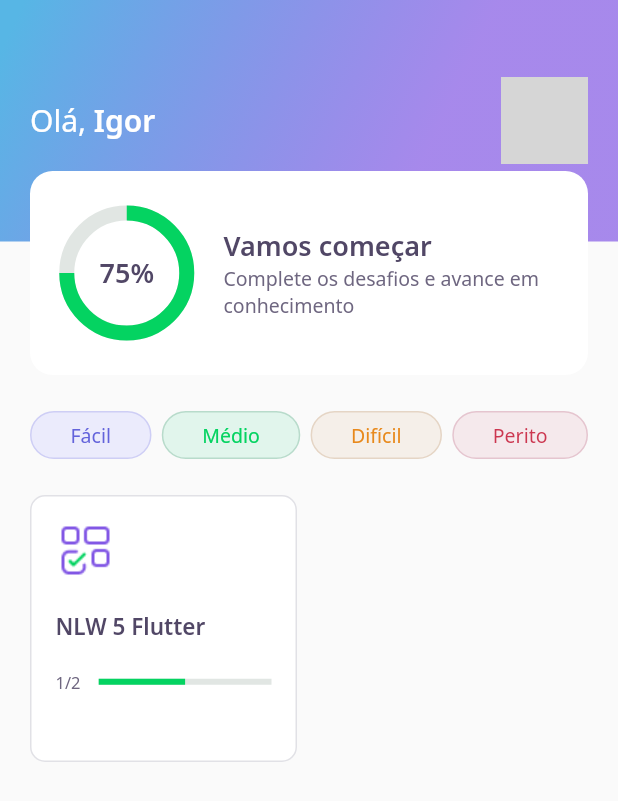
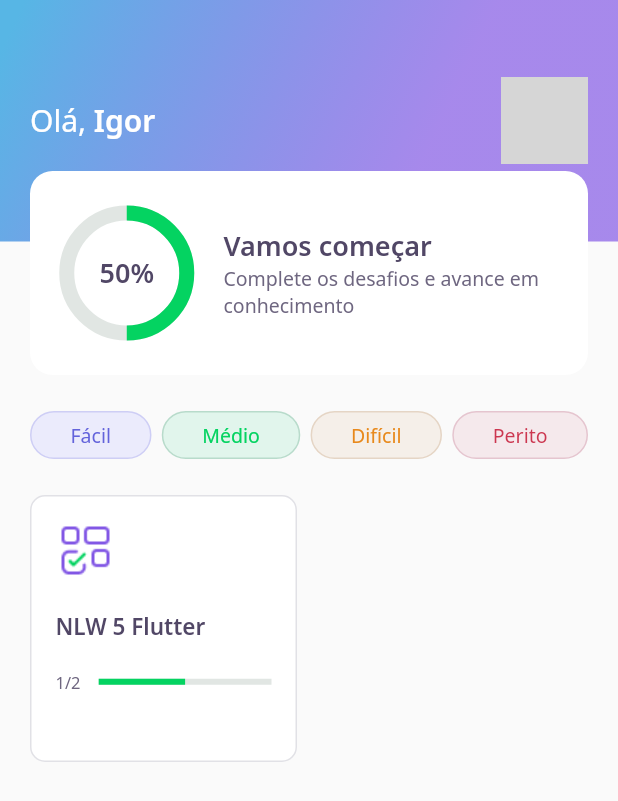
Before and after one commit to IgorDalepiane/NLW05_Flutter, a Flutter app: the screen it shows after launch, on a phone screen of 412 x 824 dp. Shown: the top 801 px of the screen. Run offline on Flutter 3.47's test engine with Material 2 defaults, Android fonts, the phone set to English and light mode, and no system bars; our stand-ins replace google_fonts, share_plus; accounts and stored records are empty; network calls fail; grey boxes are pictures that could not be loaded.

Commit message:
Day 5: Share, animations

```diff
--- a/assets/database/user.json
+++ b/assets/database/user.json
@@ -1,5 +1,5 @@
 {
     "name": "Igor",
-    "score": 100,
+    "score": 50,
     "photoUrl": "https://avatars.githubusercontent.com/u/9628068?v=4"
 }
--- a/lib/challenge/challenge_controller.dart
+++ b/lib/challenge/challenge_controller.dart
@@ -4,4 +4,6 @@ class ChallengeController {
   final currentPageNotifier = ValueNotifier<int>(1);
   int get currentPage => currentPageNotifier.value;
   set currentPage(int value) => currentPageNotifier.value = value;
+
+  int hits = 0;
 }
--- a/lib/challenge/widgets/answer/answer_widget.dart
+++ b/lib/challenge/widgets/answer/answer_widget.dart
@@ -6,7 +6,7 @@ import 'package:DevQuiz/shared/models/answer_model.dart';
 class AnswerWidget extends StatelessWidget {
   final AnswerModel answer;
   final bool isSelected;
-  final VoidCallback onTap;
+  final ValueChanged<bool> onTap;
   final bool disabled;
 
   const AnswerWidget({
@@ -44,7 +44,9 @@ class AnswerWidget extends StatelessWidget {
       child: IgnorePointer(
         ignoring: disabled,
         child: GestureDetector(
-          onTap: onTap,
+          onTap: () {
+            onTap(answer.isCorrect);
+          },
           child: Container(
             padding: EdgeInsets.all(16),
             decoration: BoxDecoration(
--- a/lib/core/app_widget.dart
+++ b/lib/core/app_widget.dart
@@ -8,7 +8,7 @@ class AppWidget extends StatelessWidget {
   Widget build(BuildContext context) {
     return MaterialApp(
       title: "DevQuiz",
-      home: HomePage(),
+      home: SplashPage(),
     );
   }
 }
--- a/lib/home/home_page.dart
+++ b/lib/home/home_page.dart
@@ -78,7 +78,9 @@ class _HomePageState extends State<HomePage> {
                                 context,
                                 MaterialPageRoute(
                                   builder: (context) => ChallengePage(
-                                      questions: e.questions),
+                                    questions: e.questions,
+                                    title: e.title,
+                                  ),
                                 ),
                               );
                             },
--- a/lib/home/widgets/appbar/app_bar_widget.dart
+++ b/lib/home/widgets/appbar/app_bar_widget.dart
@@ -45,7 +45,9 @@ class AppBarWidget extends PreferredSize {
                   ),
                   Align(
                       alignment: Alignment(0.0, 1.0),
-                      child: ScoreCardWidget())
+                      child: ScoreCardWidget(
+                        percent: user.score / 100,
+                      ))
                 ],
               )),
         );
--- a/lib/home/widgets/chart/chart_widget.dart
+++ b/lib/home/widgets/chart/chart_widget.dart
@@ -1,14 +1,45 @@
+import 'package:flutter/material.dart';
+
 import 'package:DevQuiz/core/app_colors.dart';
 import 'package:DevQuiz/core/app_text_styles.dart';
-import 'package:flutter/material.dart';
 
-class ChartWidget extends StatelessWidget {
+class ChartWidget extends StatefulWidget {
+  final double percent;
+  const ChartWidget({
+    Key? key,
+    required this.percent,
+  }) : super(key: key);
+  @override
+  _ChartWidgetState createState() => _ChartWidgetState();
+}
+
+class _ChartWidgetState extends State<ChartWidget>
+    with SingleTickerProviderStateMixin {
+  late AnimationController _controller;
+  late Animation<double> _animation;
+
+  void _initAnimation() {
+    _controller = AnimationController(
+        vsync: this, duration: Duration(seconds: 3));
+    _animation = Tween<double>(begin: 0.0, end: widget.percent)
+        .animate(_controller);
+    _controller.forward();
+  }
+
+  @override
+  void initState() {
+    _initAnimation();
+    super.initState();
+  }
+
   @override
   Widget build(BuildContext context) {
     return Container(
         height: 80,
         width: 80,
-        child: Stack(
+        child: AnimatedBuilder(
+          animation: _animation,
+          builder: (context, _) => Stack(
             children: [
               Center(
                 child: Container(
@@ -16,13 +47,16 @@ class ChartWidget extends StatelessWidget {
                     width: 80,
                     child: CircularProgressIndicator(
                         strokeWidth: 10,
-                      value: .75,
+                        value: _animation.value,
                         backgroundColor: AppColors.chartSecondary,
                         valueColor: AlwaysStoppedAnimation<Color>(
                             AppColors.chartPrimary))),
               ),
-            Center(child: Text("75%", style: AppTextStyles.heading))
+              Center(
+                  child: Text("${(_animation.value * 100).toInt()}%",
+                      style: AppTextStyles.heading))
             ],
+          ),
         ));
   }
 }
--- a/lib/home/widgets/scorecard/score_card_widget.dart
+++ b/lib/home/widgets/scorecard/score_card_widget.dart
@@ -1,8 +1,14 @@
+import 'package:flutter/material.dart';
+
 import 'package:DevQuiz/core/core.dart';
 import 'package:DevQuiz/home/widgets/chart/chart_widget.dart';
-import 'package:flutter/material.dart';
 
 class ScoreCardWidget extends StatelessWidget {
+  final double percent;
+  const ScoreCardWidget({
+    Key? key,
+    required this.percent,
+  }) : super(key: key);
   @override
   Widget build(BuildContext context) {
     return Padding(
@@ -19,7 +25,9 @@ class ScoreCardWidget extends StatelessWidget {
             children: [
               Expanded(
                 flex: 1,
-                child: ChartWidget(),
+                child: ChartWidget(
+                  percent: percent,
+                ),
               ),
               Expanded(
                 flex: 3,
--- a/pubspec.yaml
+++ b/pubspec.yaml
@@ -10,6 +10,7 @@ dependencies:
     sdk: flutter
   cupertino_icons: ^1.0.2
   google_fonts: ^2.0.0
+  share_plus: ^2.0.1
 
 dev_dependencies:
   flutter_test:
```
Also changed, not shown: lib/challenge/challenge_page.dart (+22 -4 lines), lib/challenge/widgets/next_button/next_button_widget.dart (+11 -0 lines), lib/challenge/widgets/quiz/quiz_widget.dart (+4 -4 lines), lib/result/result_page.dart (added, +98 -0 lines), lib/splash/splash_page.dart (+9 -7 lines), assets/images/trophy.png, pubspec.lock, 2 other files. Lines whose indentation alone changed are shown as unchanged.
